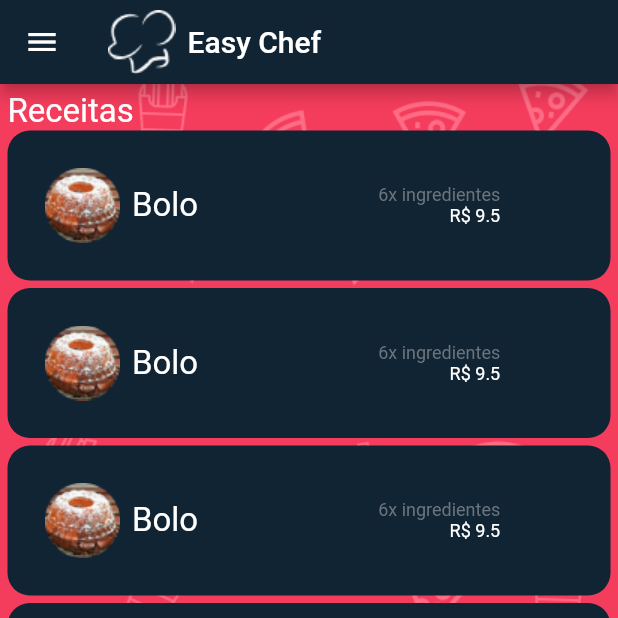
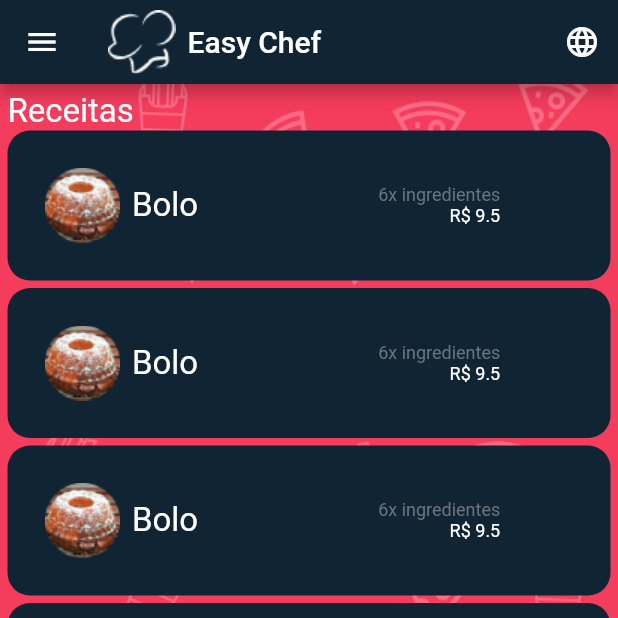
Before and after one commit to eversonrezende/easy-chef_app, a Flutter app: the RecipesScreen screen opened by its route, on a phone screen of 412 x 824 dp, the top half of it. Run offline on Flutter 3.47's test engine with Material 2 defaults, Android fonts, the light colour scheme and no system bars; our stand-ins replace hive, hive_flutter; accounts and stored records are empty.

Commit message:
aplica crud

```diff
--- /dev/null
+++ b/lib/config/app_settings.dart
@@ -0,0 +1,39 @@
+import 'package:flutter/material.dart';
+import 'package:hive/hive.dart';
+
+class AppSettings extends ChangeNotifier {
+  late Box box;
+  Map<String, String> locale = {
+    'locale': 'pt_BR',
+    'name': 'R\$',
+  };
+
+  AppSettings() {
+    _startSettings();
+  }
+
+  _startSettings() async {
+    await _startPreferences();
+    await _readLocale();
+  }
+
+  Future<void> _startPreferences() async {
+    box = await Hive.openBox('preferencias');
+  }
+
+  _readLocale() {
+    final local = box.get('local') ?? 'pt_BR';
+    final name = box.get('name') ?? 'R\$';
+    locale = {
+      'locale': local,
+      'name': name,
+    };
+    notifyListeners();
+  }
+
+  setLocale(String local, String name) async {
+    await box.put('local', local);
+    await box.put('name', name);
+    await _readLocale();
+  }
+}
--- a/lib/routes/recipes_screen.dart
+++ b/lib/routes/recipes_screen.dart
@@ -1,7 +1,9 @@
+import 'package:easy_chef/config/app_settings.dart';
 import 'package:easy_chef/routes.dart';
 import 'package:easy_chef/widgets/recipe_cache.dart';
 import 'package:flutter/material.dart';
 import 'package:provider/provider.dart';
+import 'package:intl/intl.dart';
 
 class RecipesScreen extends StatefulWidget {
   const RecipesScreen({Key? key}) : super(key: key);
@@ -11,8 +13,37 @@ class RecipesScreen extends StatefulWidget {
 }
 
 class _RecipesScreenState extends State<RecipesScreen> {
+  late NumberFormat real;
+  late Map<String, String> loc;
+
+  readNumberFormat() {
+    loc = context.watch<AppSettings>().locale;
+    real = NumberFormat.currency(locale: loc['locale'], name: loc['name']);
+  }
+
+  changeLanguageButton() {
+    final locale = loc['locale'] == 'pt_BR' ? 'en_US' : 'pt_BR';
+    final name = loc['locale'] == 'pt_BR' ? '\$' : 'R\$';
+
+    return PopupMenuButton(
+      icon: Icon(Icons.language),
+      itemBuilder: (context) => [
+        PopupMenuItem(
+            child: ListTile(
+          leading: Icon(Icons.swap_vert),
+          title: Text('Usar $locale'),
+          onTap: () {
+            context.read<AppSettings>().setLocale(locale, name);
+            Navigator.pop(context);
+          },
+        )),
+      ],
+    );
+  }
+
   @override
   Widget build(BuildContext context) {
+    readNumberFormat();
     return Scaffold(
       appBar: AppBar(
           title: Row(
@@ -25,7 +56,9 @@ class _RecipesScreenState extends State<RecipesScreen> {
             ],
           ),
           backgroundColor: const Color.fromARGB(0xFF, 0x10, 0x24, 0x34),
-      ),
+          actions: [
+            changeLanguageButton(),
+          ]),
       body: Container(
         width: 500,
         height: 700,
```
Also changed, not shown: lib/config/hive_config.dart (added, +11 -0 lines), lib/main.dart (+7 -1 lines), lib/routes/tables_screen.dart (+50 -17 lines), pubspec.yaml (+11 -10 lines), pubspec.lock. Lines whose indentation alone changed are shown as unchanged.
